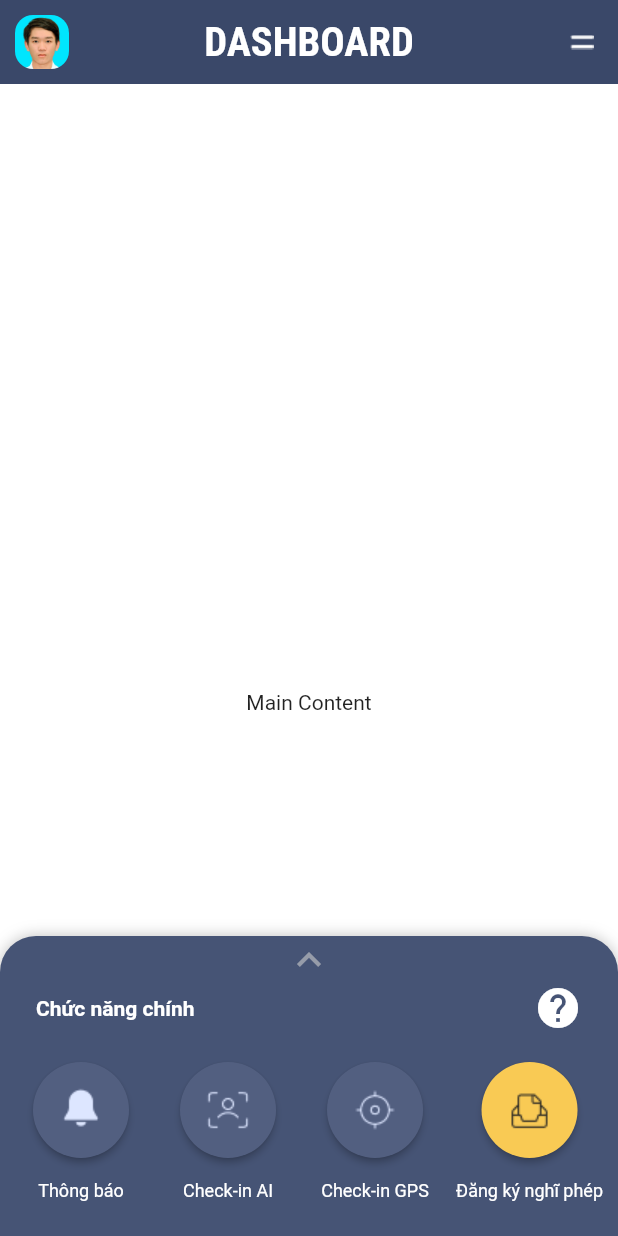
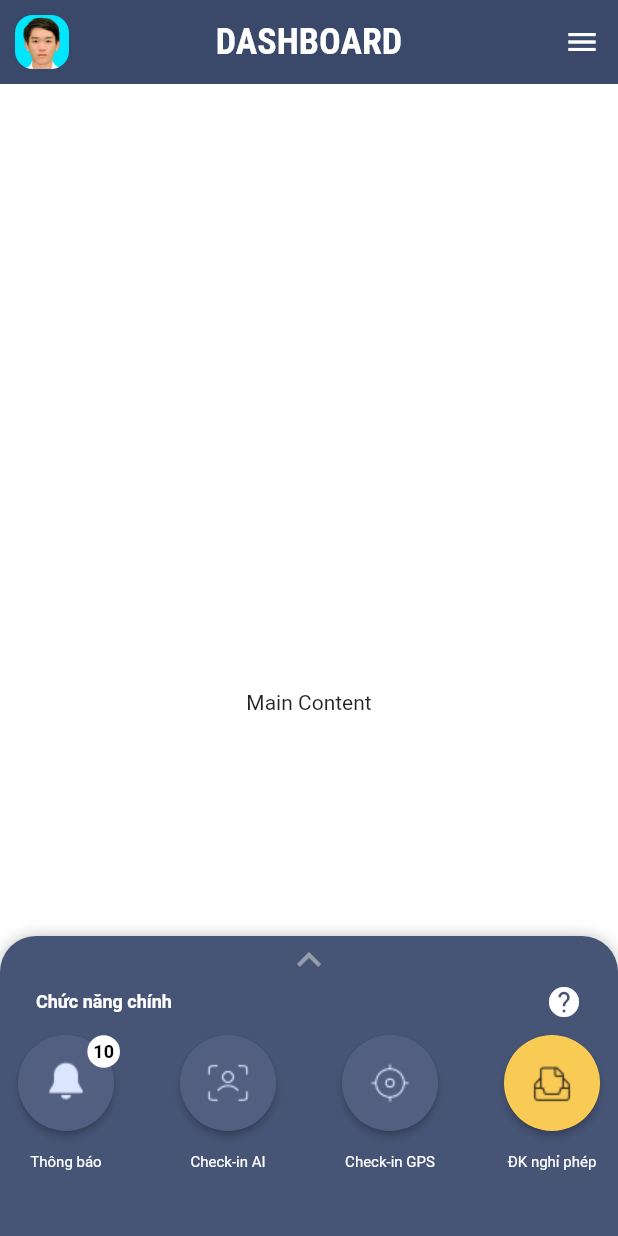
Before and after one commit to Nguyen25602/MobileAppCamAI, a Flutter app: the screen it shows after launch, on a phone screen of 412 x 824 dp. Run offline on Flutter 3.47's test engine with Material 2 defaults, Android fonts, the phone set to English and light mode, and no system bars; drawn by our look-alikes of sliding_up_panel; our stand-ins replace google_fonts.

Commit message:
Nguyen sua 26/6

```diff
--- a/lib/pages/login_page.dart
+++ b/lib/pages/login_page.dart
@@ -12,6 +12,7 @@ class LoginPage extends StatefulWidget {
 
 class _LoginPageState extends State<LoginPage> {
   bool isExpanded = false;
+  bool isChanged = false;
   BorderRadiusGeometry radius = const BorderRadius.only(
     topLeft: Radius.circular(24.0),
     topRight: Radius.circular(24.0),
@@ -23,8 +24,9 @@ class _LoginPageState extends State<LoginPage> {
         actions: [
           IconButton(
             onPressed: () {},
-            icon: Image.asset(
-              "assets/Icon_Info.png",
+            icon: const Icon(
+              Icons.menu,
+              size: 24,
             ),
           )
         ],
@@ -36,7 +38,7 @@ class _LoginPageState extends State<LoginPage> {
           style: GoogleFonts.robotoCondensed(
             color: Colors.white,
             fontWeight: FontWeight.bold,
-            fontSize: 27,
+            fontSize: 24,
           ),
         ),
         leading: GestureDetector(
@@ -56,10 +58,11 @@ class _LoginPageState extends State<LoginPage> {
         backdropEnabled: true,
         color: const Color(0XFF465475),
         minHeight: 200,
-        maxHeight: 380,
+        maxHeight: 330,
         onPanelSlide: (double slideAmount) {
           setState(() {
-            isExpanded = slideAmount > 0.0;
+            isExpanded = slideAmount > 0;
+            isChanged = slideAmount > 0.5;
           });
         },
         panelBuilder: (scrollController) =>
@@ -77,7 +80,18 @@ class _LoginPageState extends State<LoginPage> {
       scrollDirection: Axis.vertical,
       child: Column(
         children: [
-          const Row(
+          isChanged
+              ? const Row(
+                  mainAxisAlignment: MainAxisAlignment.center,
+                  children: [
+                    Icon(
+                      Icons.expand_more,
+                      size: 32,
+                      color: Color.fromARGB(199, 172, 176, 184),
+                    ),
+                  ],
+                )
+              : const Row(
                   mainAxisAlignment: MainAxisAlignment.center,
                   children: [
                     Icon(
@@ -98,18 +112,18 @@ class _LoginPageState extends State<LoginPage> {
                       fontFamily: 'Roboto',
                       color: Colors.white,
                       fontWeight: FontWeight.bold,
-                      fontSize: 14),
+                      fontSize: 12),
                 ),
                 Icon(
                   Icons.help,
-                  size: 32,
+                  size: 24,
                   color: Color.fromARGB(255, 255, 255, 255),
                 ),
               ],
             ),
           ),
           const Padding(
-            padding: EdgeInsets.symmetric(horizontal: 10, vertical: 20),
+            padding: EdgeInsets.symmetric(horizontal: 0, vertical: 10),
             child: Row(
               mainAxisAlignment: MainAxisAlignment.spaceBetween,
               children: [
@@ -122,6 +136,7 @@ class _LoginPageState extends State<LoginPage> {
                       text: 'Thông báo',
                       onPressed: demo,
                       vcolor: Color(0xff525F80),
+                      isText: true,
                     ),
                   ],
                 ),
@@ -152,7 +167,7 @@ class _LoginPageState extends State<LoginPage> {
                   children: [
                     IconWidgets(
                       iconPath: "assets/Icon_Documents.png",
-                      text: 'Đăng ký nghĩ phép',
+                      text: 'ĐK nghỉ phép',
                       onPressed: demo,
                       vcolor: Color(0xffF9CA54),
                     ),
@@ -163,7 +178,7 @@ class _LoginPageState extends State<LoginPage> {
           ),
           if (isExpanded)
             const Padding(
-              padding: EdgeInsets.symmetric(horizontal: 10, vertical: 20),
+              padding: EdgeInsets.symmetric(horizontal: 0, vertical: 10),
               child: Column(children: [
                 Row(
                   mainAxisAlignment: MainAxisAlignment.spaceBetween,
@@ -210,6 +225,7 @@ class _LoginPageState extends State<LoginPage> {
                           text: 'Xét duyệt NV',
                           onPressed: demo,
                           vcolor: Color(0xff00FFC2),
+                          isText: true,
                         ),
                       ],
                     ),
--- a/lib/widgets/widgets.dart
+++ b/lib/widgets/widgets.dart
@@ -5,6 +5,7 @@ class IconWidgets extends StatefulWidget {
   final String text;
   final VoidCallback onPressed;
   final Color vcolor;
+  final bool isText;
 
   const IconWidgets({
     Key? key,
@@ -12,6 +13,7 @@ class IconWidgets extends StatefulWidget {
     required this.text,
     required this.onPressed,
     required this.vcolor,
+    this.isText = false,
   }) : super(key: key);
 
   @override
@@ -24,6 +26,7 @@ class _IconWidgetsState extends State<IconWidgets> {
     return Column(
       mainAxisAlignment: MainAxisAlignment.center,
       children: [
+        Stack(children: [
           MaterialButton(
             onPressed: widget.onPressed,
             color: widget.vcolor,
@@ -32,6 +35,27 @@ class _IconWidgetsState extends State<IconWidgets> {
             shape: const CircleBorder(),
             child: Image.asset(widget.iconPath),
           ),
+          if (widget.isText)
+            Positioned(
+              top: 0, // Vị trí top của hình tròn thông báo
+              right: 8, // Vị trí right của hình tròn thông báo
+              child: Container(
+                padding: const EdgeInsets.all(4),
+                decoration: const BoxDecoration(
+                  color: Colors.white, // Màu sắc của hình tròn thông báo
+                  shape: BoxShape.circle,
+                ),
+                child: const Text(
+                  '10', // Số lượng thông báo
+                  style: TextStyle(
+                    color: Colors.black,
+                    fontSize: 12,
+                    fontWeight: FontWeight.bold,
+                  ),
+                ),
+              ),
+            ),
+        ]),
         const SizedBox(
           height: 15,
         ),
@@ -41,7 +65,7 @@ class _IconWidgetsState extends State<IconWidgets> {
               fontFamily: 'Roboto',
               color: Colors.white,
               fontWeight: FontWeight.w400,
-              fontSize: 12),
+              fontSize: 10),
         ),
       ],
     );
```
Lines whose indentation alone changed are shown as unchanged.
